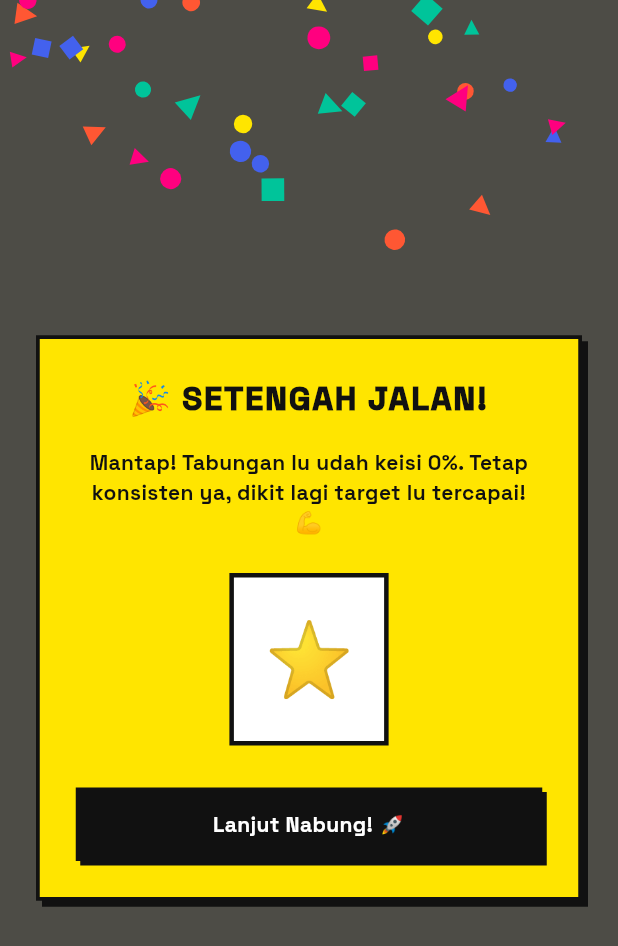
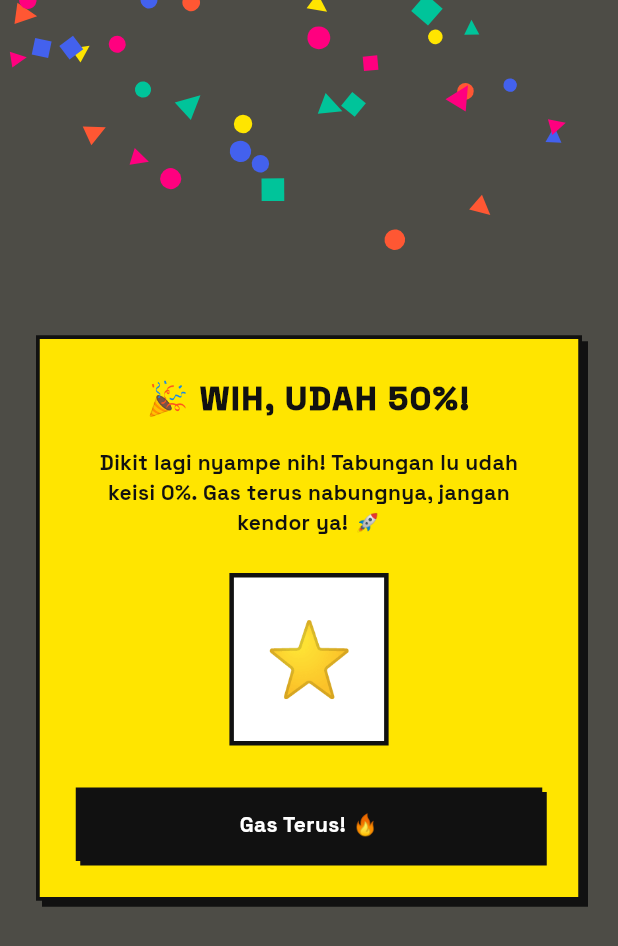
Before and after one commit to abday-wong/yoknabung, a Flutter app: the MilestoneCelebrationDialog widget shown alone on an empty page, opened directly with empty values, on a phone screen of 412 x 824 dp. Shown: the top 946 px of the screen. Run offline on Flutter 3.47's test engine with Material 3 defaults, Android fonts, the light colour scheme and no system bars; our stand-ins replace fl_chart, flutter_local_notifications, google_fonts, image_picker, shared_preferences, timezone; accounts and stored records are empty.

Commit message:
style: use youth slang phrasing for milestone and goal celebrations

```diff
--- a/lib/screens/add_edit_transaction_screen.dart
+++ b/lib/screens/add_edit_transaction_screen.dart
@@ -805,7 +805,7 @@ class _MilestoneCelebrationDialogState extends State<MilestoneCelebrationDialog>
                   crossAxisAlignment: CrossAxisAlignment.stretch,
                   children: [
                     Text(
-                      isFinished ? '🏆 TARGET TERCAPAI!' : '🎉 SETENGAH JALAN!',
+                      isFinished ? '🏆 AKHIRNYA LUNAS!' : '🎉 WIH, UDAH 50%!',
                       textAlign: TextAlign.center,
                       style: const TextStyle(
                         fontSize: 22,
@@ -817,8 +817,8 @@ class _MilestoneCelebrationDialogState extends State<MilestoneCelebrationDialog>
                     const SizedBox(height: 16),
                     Text(
                       isFinished
-                          ? 'Selamat! Tabungan lu udah kekumpul 100%. Perjuangan lu membuahkan hasil, sekarang saatnya beli barang impian lu! 🥳'
-                          : 'Mantap! Tabungan lu udah keisi ${widget.percentage.toInt()}%. Tetap konsisten ya, dikit lagi target lu tercapai! 💪',
+                          ? 'Gokil, tabungan lu udah tembus 100%! Saatnya checkout barangnya sekarang juga! 🥳'
+                          : 'Dikit lagi nyampe nih! Tabungan lu udah keisi ${widget.percentage.toInt()}%. Gas terus nabungnya, jangan kendor ya! 🚀',
                       textAlign: TextAlign.center,
                       style: const TextStyle(
                         fontSize: 14,
@@ -842,7 +842,7 @@ class _MilestoneCelebrationDialogState extends State<MilestoneCelebrationDialog>
                     ),
                     const SizedBox(height: 28),
                     NeoButton(
-                      text: isFinished ? 'Sip, Selesai! 🏁' : 'Lanjut Nabung! 🚀',
+                      text: isFinished ? 'Mantap, Kelar! 🏁' : 'Gas Terus! 🔥',
                       color: const Color(0xFF111111),
                       textColor: Colors.white,
                       onPressed: widget.onDismiss,
```
